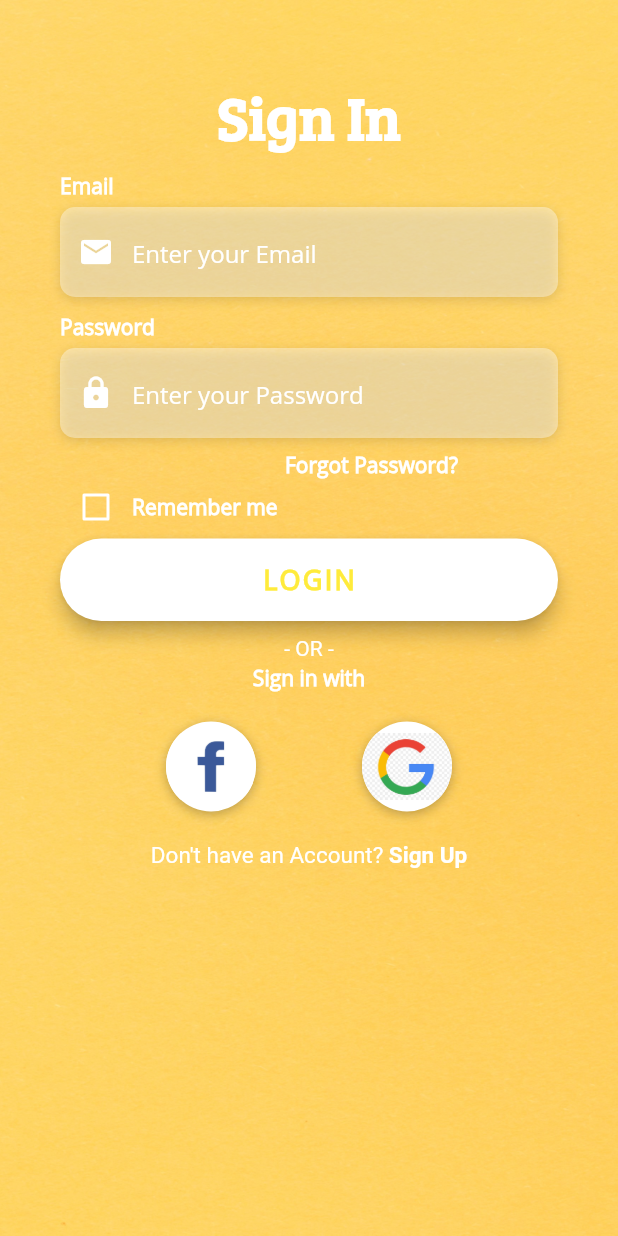
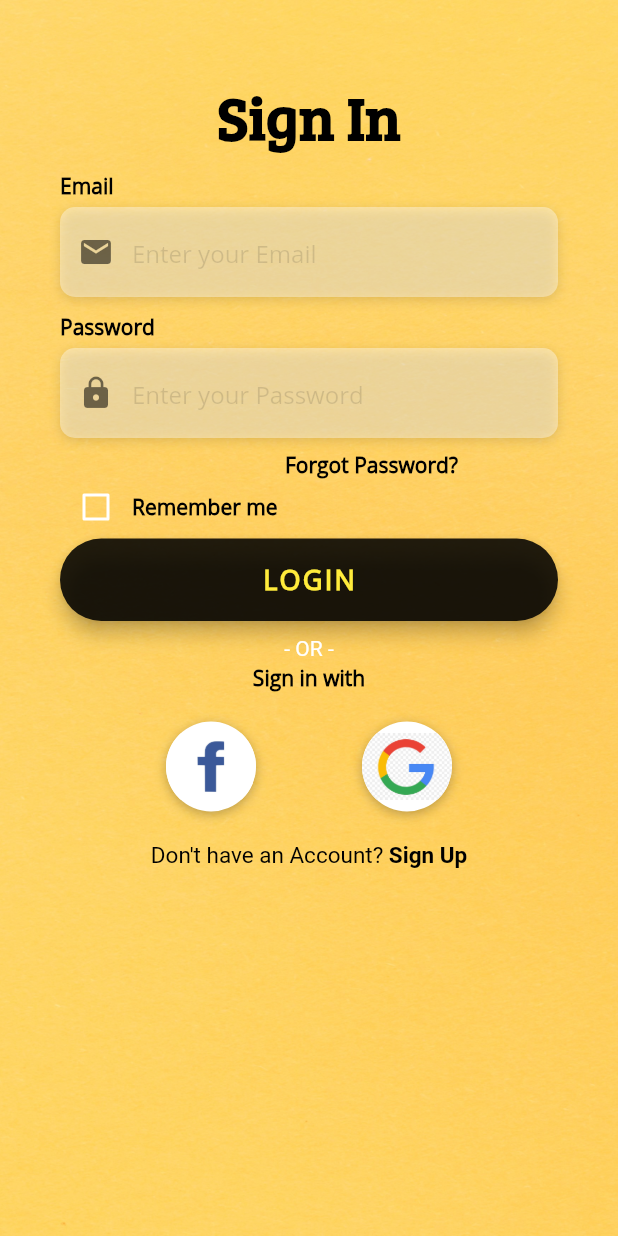
Before and after one commit to waasnipun/worky, a Flutter app: the screen it shows after launch, on a phone screen of 412 x 824 dp. Run offline on Flutter 3.47's test engine with Material 2 defaults, Android fonts, the phone set to English and light mode, and no system bars; our stand-ins replace animated_text_kit, firebase_auth, google_sign_in, page_transition; accounts and stored records are empty.

Commit message:
Chnaged UI

```diff
--- a/lib/Screens/Start.dart
+++ b/lib/Screens/Start.dart
@@ -19,7 +19,7 @@ class StartPageState extends State<StartPage> {
       loadData();
     }
       Future<Timer> loadData() async {
-        return new Timer(Duration(seconds: 3), onDoneLoading);
+        return new Timer(Duration(seconds: 2), onDoneLoading);
       }
 
       onDoneLoading() {
@@ -61,7 +61,7 @@ class StartPageState extends State<StartPage> {
                         crossAxisAlignment: CrossAxisAlignment.center,
                         children: <Widget>[
                            ColorizeAnimatedTextKit(
-                               duration: Duration(milliseconds: 3000),
+                               duration: Duration(milliseconds: 2000),
                                 onTap: () {
                                   print("Tap Event");
                                 },
@@ -74,9 +74,9 @@ class StartPageState extends State<StartPage> {
                                     fontSize: 50.0
                                 ),
                                 colors: [
-                                  Colors.white,
+                                  Colors.black,
                                   Colors.white10,
-                                  Colors.white,
+                                  Colors.black,
                                 ],
                                 textAlign: TextAlign.start,
                                 alignment: AlignmentDirectional
--- a/lib/Screens/login_screen.dart
+++ b/lib/Screens/login_screen.dart
@@ -40,7 +40,7 @@ class _LoginScreenState extends State<LoginScreen> {
             controller: _emailController,
             keyboardType: TextInputType.emailAddress,
             style: TextStyle(
-              color: Colors.white,
+              color: Colors.black,
               fontFamily: 'OpenSans',
             ),
             decoration: InputDecoration(
@@ -48,7 +48,7 @@ class _LoginScreenState extends State<LoginScreen> {
               contentPadding: EdgeInsets.only(top: 14.0),
               prefixIcon: Icon(
                 Icons.email,
-                color: Colors.white,
+                color: Colors.black54,
               ),
               hintText: 'Enter your Email',
               hintStyle: kHintTextStyle,
@@ -76,7 +76,7 @@ class _LoginScreenState extends State<LoginScreen> {
             controller: _passwordController,
             obscureText: true,
             style: TextStyle(
-              color: Colors.white,
+              color: Colors.black,
               fontFamily: 'OpenSans',
             ),
             decoration: InputDecoration(
@@ -84,7 +84,7 @@ class _LoginScreenState extends State<LoginScreen> {
               contentPadding: EdgeInsets.only(top: 14.0),
               prefixIcon: Icon(
                 Icons.lock,
-                color: Colors.white,
+                color: Colors.black54,
               ),
               hintText: 'Enter your Password',
               hintStyle: kHintTextStyle,
@@ -106,7 +106,7 @@ class _LoginScreenState extends State<LoginScreen> {
             child: Checkbox(
               value: _rememberMe,
               checkColor: Colors.green,
-              activeColor: Colors.white,
+              activeColor: Colors.black,
               onChanged: (value) {
                 setState(() {
                   _rememberMe = value;
@@ -162,7 +162,7 @@ class _LoginScreenState extends State<LoginScreen> {
         shape: RoundedRectangleBorder(
           borderRadius: BorderRadius.circular(30.0),
         ),
-        color: Colors.white,
+        color: Colors.black87,
         child: Text(
           'LOGIN',
           style: TextStyle(
@@ -258,7 +258,7 @@ class _LoginScreenState extends State<LoginScreen> {
             TextSpan(
               text: 'Don\'t have an Account? ',
               style: TextStyle(
-                color: Colors.white,
+                color: Colors.black,
                 fontSize: 15.0,
                 fontWeight: FontWeight.w400,
               ),
@@ -266,7 +266,7 @@ class _LoginScreenState extends State<LoginScreen> {
             TextSpan(
               text: 'Sign Up',
               style: TextStyle(
-                color: Colors.white,
+                color: Colors.black,
                 fontSize: 15.0,
                 fontWeight: FontWeight.bold,
               ),
@@ -331,7 +331,7 @@ class _LoginScreenState extends State<LoginScreen> {
                       Text(
                         'Sign In',
                         style: TextStyle(
-                          color: Colors.white,
+                          color: Colors.black,
                           fontFamily: 'BreeSerif',
                           fontSize: 40.0,
                           fontWeight: FontWeight.bold,
--- a/lib/utilities/constants.dart
+++ b/lib/utilities/constants.dart
@@ -1,12 +1,12 @@
 import 'package:flutter/material.dart';
 
 final kHintTextStyle = TextStyle(
-  color: Colors.white,
+  color: Colors.black12,
   fontFamily: 'OpenSans',
 );
 
 final kLabelStyle = TextStyle(
-  color: Colors.white,
+  color: Colors.black,
   fontWeight: FontWeight.bold,
   fontFamily: 'OpenSans',
 );
```
